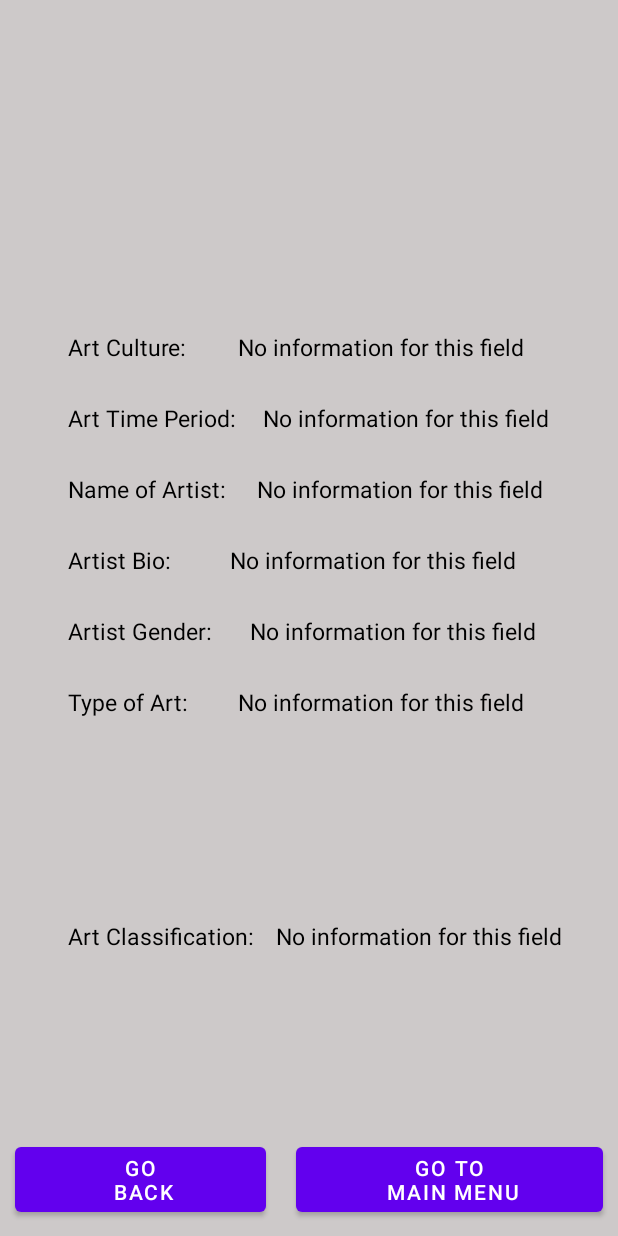
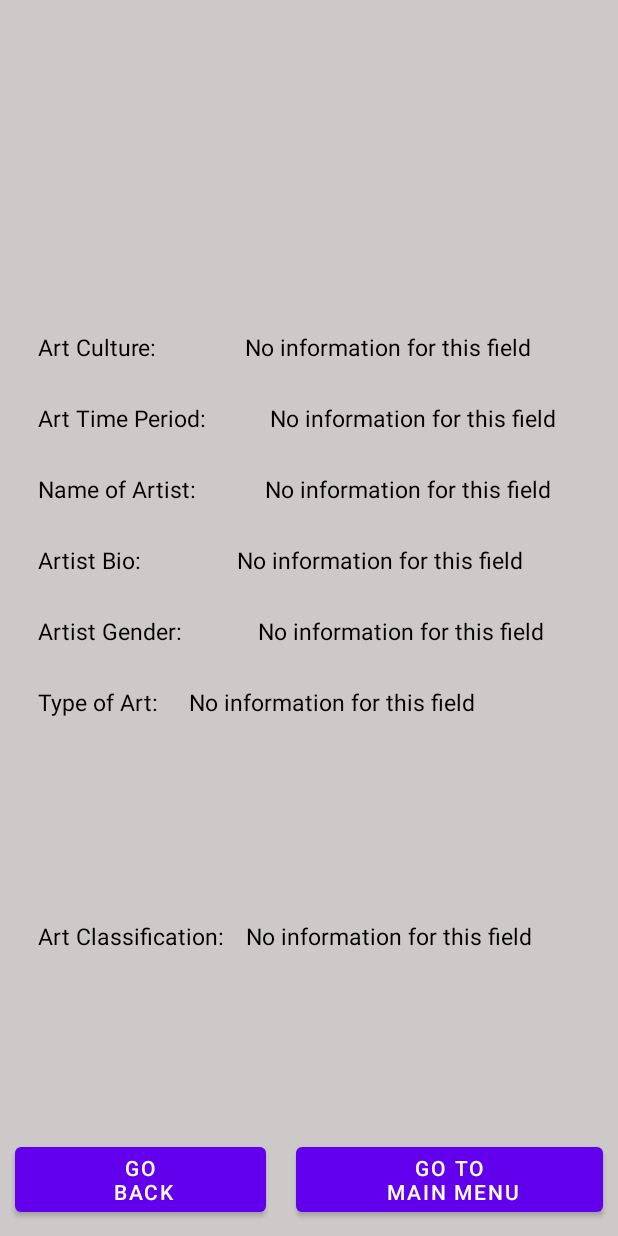
Before and after one commit to BelliJoseph/ArtCollectionApp, an Android app: the DetailsFragment screen opened through its navigation route, on a phone screen of 412 x 824 dp. Run offline under Robolectric (Android 15) with nearby library versions, the phone set to English and light mode, and no system bars; our stand-ins replace Dagger/Hilt's generated code, navigation-ui; pictures from the network do not load; 11 statements that could not run were skipped.

```diff
--- a/app/src/main/java/com/example/artcollectionapp/views/DepartmentsFragment.kt
+++ b/app/src/main/java/com/example/artcollectionapp/views/DepartmentsFragment.kt
@@ -16,6 +16,7 @@ import com.example.artcollectionapp.databinding.FragmentDepartmentsBinding
 import com.example.artcollectionapp.model.department.Department
 import com.example.artcollectionapp.model.department.DepartmentX
 import com.example.artcollectionapp.model.search.Search
+import com.example.artcollectionapp.utils.NavigationHelper
 import com.example.artcollectionapp.viewModel.ResultState
 
 
@@ -72,6 +73,7 @@ class DepartmentsFragment : BaseFragment(), DepartmentClickAdapter {
                     binding.departmentsLoading.visibility = View.GONE
                     artViewModel.resultsFullList.clear()
                     artViewModel.resultsFullList.addAll(objectList.objectIDs)
+                    artViewModel.navigationHelper = NavigationHelper.DEPARTMENT_FRAGMENT
                     findNavController().navigate(R.id.action_DepartmentFragment_to_DisplayFragment)
                 }
                 is ResultState.ERROR ->{
@@ -100,6 +102,8 @@ class DepartmentsFragment : BaseFragment(), DepartmentClickAdapter {
     override fun onStop() {
         super.onStop()
         artViewModel.artLiveData.removeObservers(viewLifecycleOwner)
+        artViewModel.clearDepartmentLiveData()
+        artViewModel.clearArtLiveData()
     }
 
 
--- a/app/src/main/java/com/example/artcollectionapp/views/MainFragment.kt
+++ b/app/src/main/java/com/example/artcollectionapp/views/MainFragment.kt
@@ -22,5 +22,4 @@ class MainFragment : BaseFragment() {
         return binding.root
     }
 
-
 }
--- a/app/src/main/res/layout/fragment_details.xml
+++ b/app/src/main/res/layout/fragment_details.xml
@@ -56,7 +56,7 @@
             android:id="@+id/detailsCultureLabel"
             android:layout_width="wrap_content"
             android:layout_height="wrap_content"
-            android:layout_marginStart="40dp"
+            android:layout_marginStart="20dp"
             android:layout_marginTop="20dp"
             android:text="@string/detailsArtCulture"
             android:textColor="@color/black"
@@ -75,7 +75,7 @@
             android:padding="5dp"
             android:layout_marginTop="20dp"
             android:layout_marginStart="5dp"
-            android:layout_marginEnd="40dp"
+            android:layout_marginEnd="10dp"
             app:layout_constraintEnd_toEndOf="parent"
             app:layout_constraintStart_toEndOf="@+id/detailsCultureLabel"
             app:layout_constraintTop_toBottomOf="@+id/detailsImage2" />
@@ -89,7 +89,7 @@
             android:textSize="15sp"
             android:padding="5dp"
             android:layout_marginTop="15dp"
-            android:layout_marginStart="40dp"
+            android:layout_marginStart="20dp"
             app:layout_constraintStart_toStartOf="parent"
             app:layout_constraintTop_toBottomOf="@+id/detailsCultureLabel" />
 
@@ -103,7 +103,7 @@
             android:textColor="@color/black"
             android:layout_marginTop="15dp"
             android:layout_marginStart="5dp"
-            android:layout_marginEnd="40dp"
+            android:layout_marginEnd="10dp"
             app:layout_constraintEnd_toEndOf="parent"
             app:layout_constraintStart_toEndOf="@+id/detailsPeriodLabel"
             app:layout_constraintTop_toBottomOf="@+id/detailsCultureEdit" />
@@ -117,7 +117,7 @@
             android:textColor="@color/black"
             android:textSize="15sp"
             android:layout_marginTop="15dp"
-            android:layout_marginStart="40dp"
+            android:layout_marginStart="20dp"
             app:layout_constraintStart_toStartOf="parent"
             app:layout_constraintTop_toBottomOf="@+id/detailsPeriodLabel" />
 
@@ -132,7 +132,7 @@
             android:maxLines="2"
             android:layout_marginTop="15dp"
             android:layout_marginStart="5dp"
-            android:layout_marginEnd="40dp"
+            android:layout_marginEnd="10dp"
             app:layout_constraintEnd_toEndOf="parent"
             app:layout_constraintStart_toEndOf="@+id/detailsArtistNameLabel"
             app:layout_constraintTop_toBottomOf="@+id/detailsPeriodEdit" />
@@ -146,7 +146,7 @@
             android:textColor="@color/black"
             android:textSize="15sp"
             android:layout_marginTop="15dp"
-            android:layout_marginStart="40dp"
+            android:layout_marginStart="20dp"
             app:layout_constraintStart_toStartOf="parent"
             app:layout_constraintTop_toBottomOf="@+id/detailsArtistNameLabel" />
 
@@ -161,7 +161,7 @@
             android:maxLines="2"
             android:layout_marginTop="15dp"
             android:layout_marginStart="5dp"
-            android:layout_marginEnd="40dp"
+            android:layout_marginEnd="10dp"
             app:layout_constraintEnd_toEndOf="parent"
             app:layout_constraintStart_toEndOf="@+id/detailsArtistBioLabel"
             app:layout_constraintTop_toBottomOf="@+id/detailsArtistNameEdit" />
@@ -175,7 +175,7 @@
             android:textColor="@color/black"
             android:textSize="15sp"
             android:layout_marginTop="15dp"
-            android:layout_marginStart="40dp"
+            android:layout_marginStart="20dp"
             app:layout_constraintStart_toStartOf="parent"
             app:layout_constraintTop_toBottomOf="@+id/detailsArtistBioLabel" />
 
@@ -189,7 +189,7 @@
             android:textSize="15sp"
             android:layout_marginTop="15dp"
             android:layout_marginStart="5dp"
-            android:layout_marginEnd="40dp"
+            android:layout_marginEnd="10dp"
             app:layout_constraintEnd_toEndOf="parent"
             app:layout_constraintStart_toEndOf="@+id/detailsArtistGenderLabel"
             app:layout_constraintTop_toBottomOf="@+id/detailsArtistBioEdit" />
@@ -203,31 +203,34 @@
             android:textColor="@color/black"
             android:textSize="15sp"
             android:layout_marginTop="15dp"
-            android:layout_marginStart="40dp"
+            android:layout_marginStart="20dp"
             app:layout_constraintStart_toStartOf="parent"
             app:layout_constraintTop_toBottomOf="@+id/detailsArtistGenderLabel" />
+
 
         <TextView
             android:id="@+id/detailsTypeOfArtEdit"
             android:layout_width="wrap_content"
             android:layout_height="wrap_content"
+            android:layout_marginStart="10dp"
+            android:layout_marginEnd="10dp"
+            android:layout_marginTop="15dp"
+            android:maxLines="2"
+            android:gravity="start"
             android:padding="5dp"
             android:text="@string/detailsDefault"
             android:textColor="@color/black"
             android:textSize="15sp"
-            android:maxLines="2"
-            android:layout_marginTop="15dp"
-            android:layout_marginStart="5dp"
-            android:layout_marginEnd="40dp"
+            app:layout_constraintHorizontal_bias="0.0"
+            app:layout_constraintStart_toEndOf="@+id/detailsTypeOfArtLabel"
             app:layout_constraintEnd_toEndOf="parent"
-            app:layout_constraintStart_toEndOf="@+id/detailsTypeOfArtLabel"
             app:layout_constraintTop_toBottomOf="@+id/detailsArtistGenderEdit" />
 
         <TextView
             android:id="@+id/detailsClassificationLabel"
             android:layout_width="wrap_content"
             android:layout_height="wrap_content"
-            android:layout_marginStart="40dp"
+            android:layout_marginStart="20dp"
             android:layout_marginTop="15dp"
             android:padding="5dp"
             android:text="@string/detailsArtClassification"
@@ -242,6 +245,7 @@
             android:layout_width="wrap_content"
             android:layout_height="wrap_content"
             android:layout_marginStart="4dp"
+            android:layout_marginEnd="10dp"
             android:layout_marginTop="15dp"
             android:padding="5dp"
             android:text="@string/detailsDefault"
--- a/app/src/main/res/navigation/art_collection_navigation.xml
+++ b/app/src/main/res/navigation/art_collection_navigation.xml
@@ -48,6 +48,12 @@
         <action
             android:id="@+id/action_DisplayFragment_to_MainFragment"
             app:destination="@id/MainFragment" />
+        <action
+            android:id="@+id/action_DisplayFragment_to_DepartmentFragment"
+            app:destination="@id/DepartmentFragment" />
+        <action
+            android:id="@+id/action_DisplayFragment_to_SearchFragment"
+            app:destination="@id/SearchFragment" />
     </fragment>
 
     <fragment
```
Also changed, not shown: app/src/main/java/com/example/artcollectionapp/utils/NavigationHelper.kt (added, +8 -0 lines), app/src/main/java/com/example/artcollectionapp/viewModel/ArtViewModel.kt (+14 -1 lines), app/src/main/java/com/example/artcollectionapp/views/DisplayResultsFragment.kt (+8 -1 lines), app/src/main/java/com/example/artcollectionapp/views/SearchFragment.kt (+7 -0 lines).
